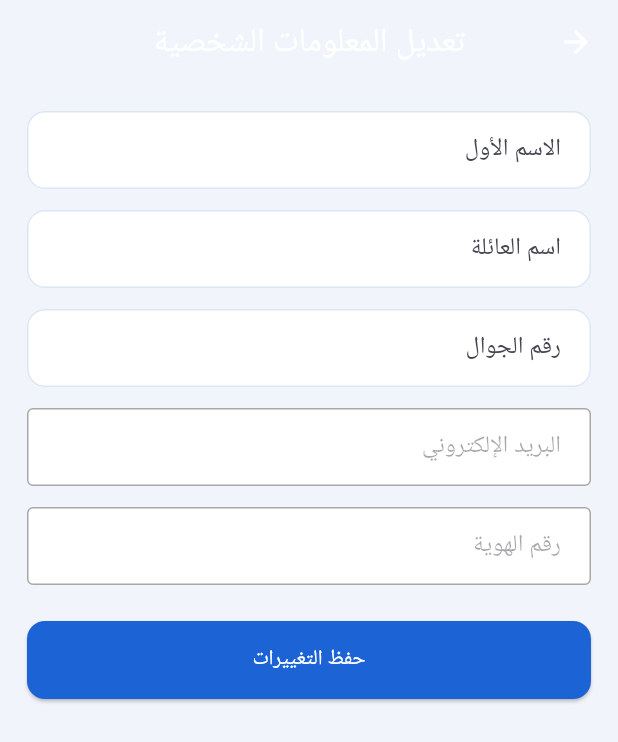
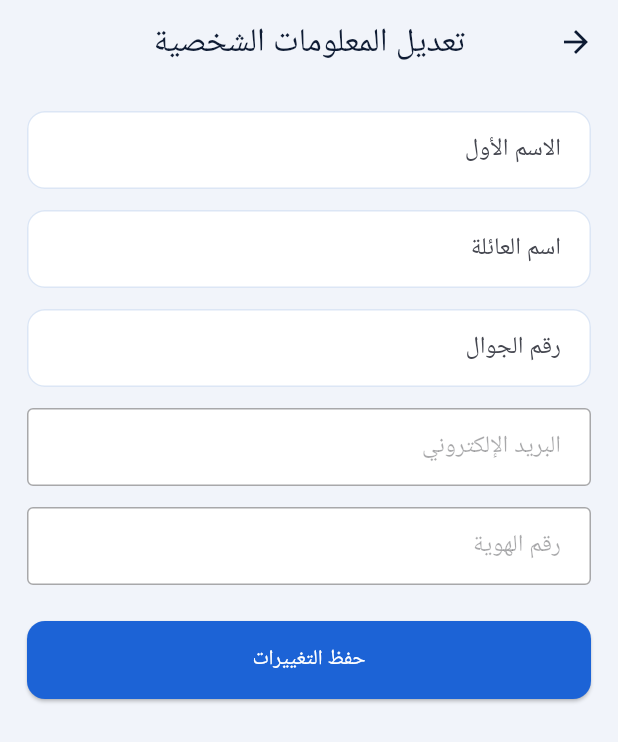
Before and after one commit to reemaz-1/Seer-, a Flutter app: the EditProfileScreen screen opened directly with empty values, on a phone screen of 412 x 824 dp. Shown: the top 742 px of the screen. Run offline on Flutter 3.47's test engine with Material 3 defaults, Android fonts, the light colour scheme and no system bars; our stand-ins replace cloud_firestore, firebase_auth, firebase_core, flutter_material_design_icons, google_nav_bar; missing offline and left inert: firebase_app_check; accounts and stored records are empty.

Commit message:
Fix invisible white AppBar titles on provider edit screens

```diff
--- a/provider/lib/views/edit_profile_screen.dart
+++ b/provider/lib/views/edit_profile_screen.dart
@@ -53,6 +53,7 @@ class _EditProfileScreenState extends State<EditProfileScreen> {
         appBar: AppBar(
           title: const Text('تعديل المعلومات الشخصية'),
           backgroundColor: AppColors.background,
+          foregroundColor: AppColors.navy,
           elevation: 0,
         ),
         body: SafeArea(
--- a/provider/lib/views/edit_services_screen.dart
+++ b/provider/lib/views/edit_services_screen.dart
@@ -41,6 +41,7 @@ class _EditServicesScreenState extends State<EditServicesScreen> {
         appBar: AppBar(
           title: const Text('تعديل الخدمات المقدمة'),
           backgroundColor: AppColors.background,
+          foregroundColor: AppColors.navy,
           elevation: 0,
         ),
         body: SafeArea(
--- a/provider/lib/views/edit_vehicle_screen.dart
+++ b/provider/lib/views/edit_vehicle_screen.dart
@@ -55,6 +55,7 @@ class _EditVehicleScreenState extends State<EditVehicleScreen> {
         appBar: AppBar(
           title: const Text('تعديل تفاصيل المركبة'),
           backgroundColor: AppColors.background,
+          foregroundColor: AppColors.navy,
           elevation: 0,
         ),
         body: SafeArea(
```
